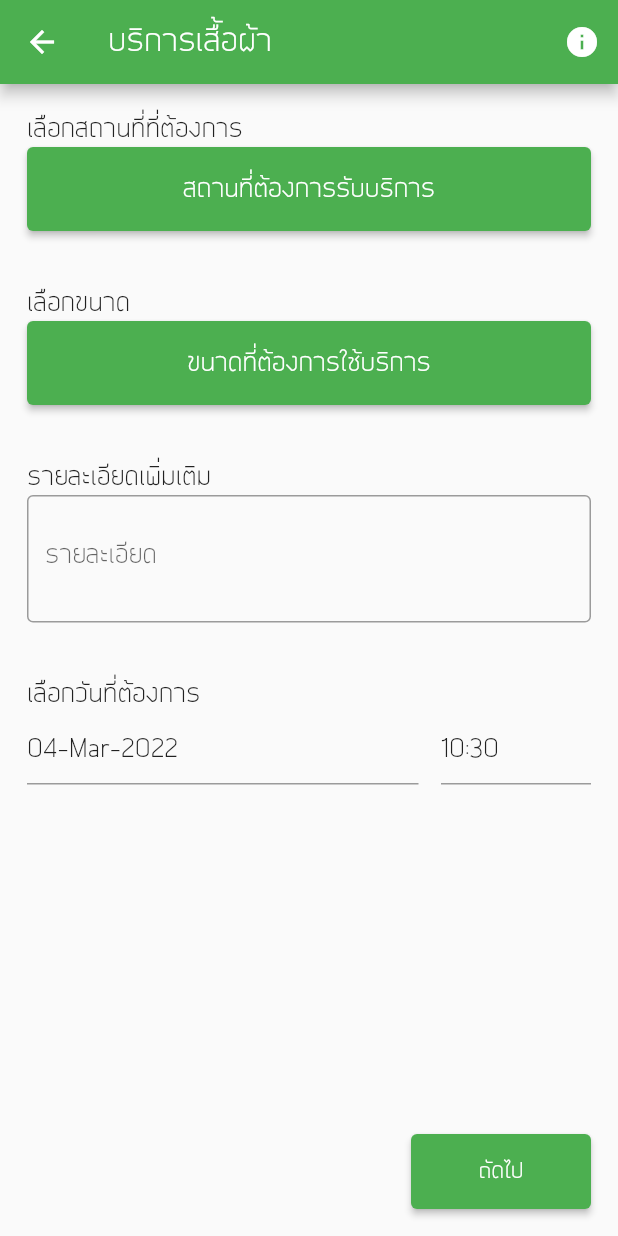
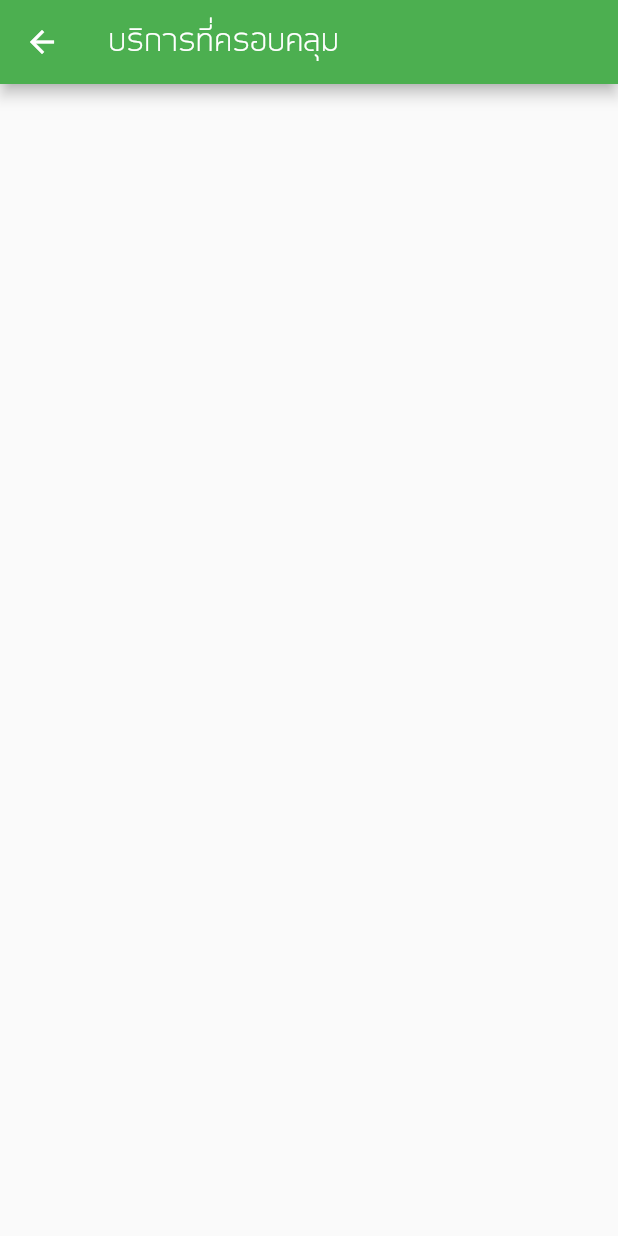
Before and after one commit to ReemWSW/MaidService, a Flutter app: the WashScreen screen opened by its route, after a tap on the "info" icon, on a phone screen of 412 x 824 dp. Run offline on Flutter 3.47's test engine with Material 2 defaults, Android fonts, the phone set to English and light mode, and no system bars; drawn by our look-alikes of date_time_picker; our stand-ins replace get.

Commit message:
screen wash detail

```diff
--- /dev/null
+++ b/lib/pages/wash/views/wash_detail_screen.dart
@@ -0,0 +1,10 @@
+import 'package:flutter/material.dart';
+
+class WashDeatailScreen extends StatelessWidget {
+  const WashDeatailScreen({Key key}) : super(key: key);
+
+  @override
+  Widget build(BuildContext context) {
+    return Scaffold(appBar: AppBar(title: const Text('บริการที่ครอบคลุม')));
+  }
+}
--- a/lib/pages/wash/views/wash_screen.dart
+++ b/lib/pages/wash/views/wash_screen.dart
@@ -1,5 +1,7 @@
 import 'package:date_time_picker/date_time_picker.dart';
 import 'package:flutter/material.dart';
+
+import 'wash_detail_screen.dart';
 
 class WashScreen extends StatelessWidget {
   const WashScreen({Key key}) : super(key: key);
@@ -12,7 +14,13 @@ class WashScreen extends StatelessWidget {
         title: const Text('บริการเสื้อผ้า'),
         actions: [
           IconButton(
-            onPressed: () {},
+            onPressed: () {
+              Navigator.push(
+                context,
+                MaterialPageRoute(
+                    builder: (context) => const WashDeatailScreen()),
+              );
+            },
             icon: const Icon(Icons.info),
           )
         ],
```
